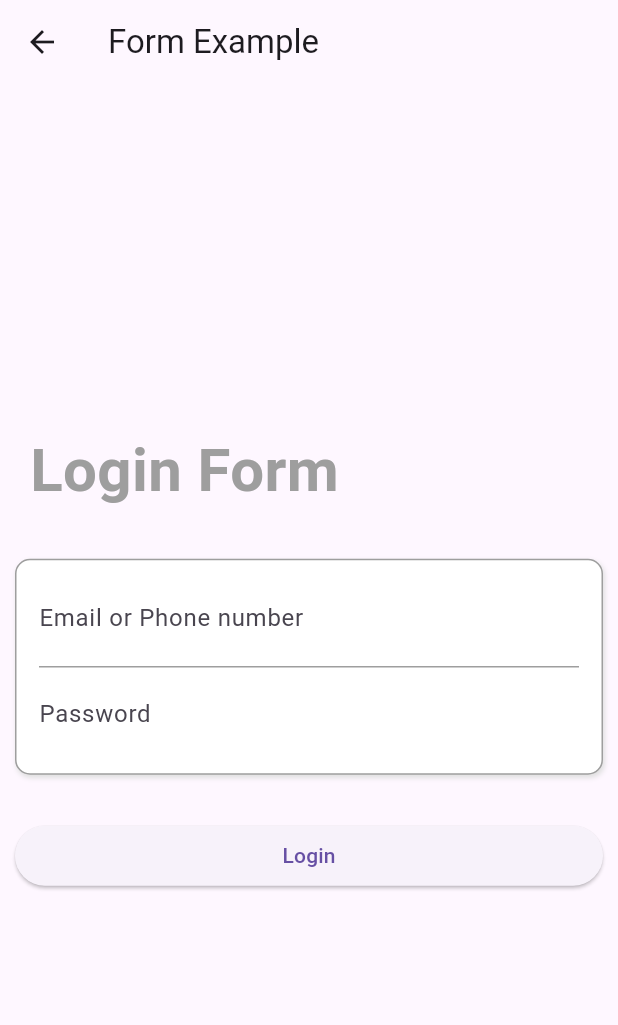
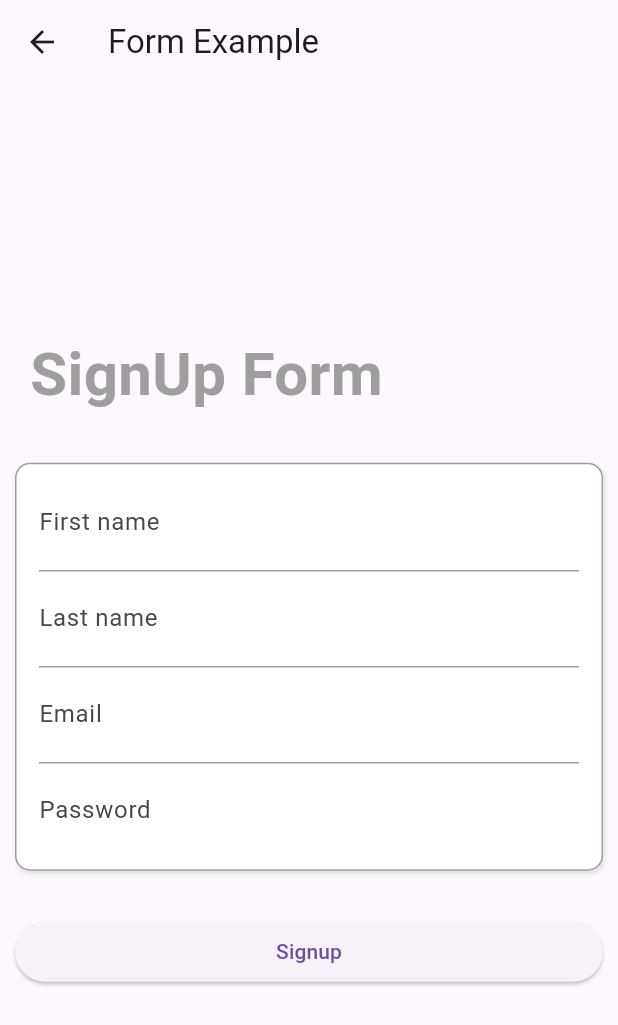
Before and after one commit to mayanksalvi-student/flutter-series, a Flutter app: the FormExample screen opened directly, on a phone screen of 412 x 824 dp. Shown: the top 1025 px of the screen. Run offline on Flutter 3.47's test engine with Material 3 defaults, Android fonts, the phone set to English and light mode, and no system bars.

Commit message:
add more widget

```diff
--- /dev/null
+++ b/Widgets/first_project/lib/Widgets/22_form.dart
@@ -0,0 +1,157 @@
+import 'package:flutter/material.dart';
+
+class FormExample extends StatefulWidget {
+  const FormExample({super.key});
+
+  @override
+  State<FormExample> createState() => _FormExampleState();
+}
+
+class _FormExampleState extends State<FormExample> {
+  trySubmit() {
+    final isValid = _formkey.currentState!.validate();
+    if (isValid) {
+      _formkey.currentState!.save();
+      print(firstName);
+      print(lastname);
+      print(email);
+      print(password);
+    } else {
+      print('Error');
+    }
+  }
+
+  final GlobalKey<FormState> _formkey = GlobalKey<FormState>();
+  String firstName = '';
+  String lastname = '';
+  String email = '';
+  String password = '';
+  @override
+  Widget build(BuildContext context) {
+    return Scaffold(
+      appBar: AppBar(title: const Text('Form Example')),
+      body: Form(
+        key: _formkey,
+        child: Container(
+          margin: const EdgeInsets.symmetric(vertical: 10, horizontal: 10),
+          child: Column(
+            mainAxisAlignment: MainAxisAlignment.center,
+            crossAxisAlignment: CrossAxisAlignment.start,
+            children: [
+              Container(
+                  margin:
+                      const EdgeInsets.symmetric(vertical: 30, horizontal: 10),
+                  child: const Text(
+                    'SignUp Form',
+                    style: TextStyle(
+                      color: Colors.grey,
+                      fontSize: 40,
+                      fontWeight: FontWeight.bold,
+                    ),
+                  )),
+              Container(
+                decoration: BoxDecoration(
+                    border: Border.all(color: Colors.grey),
+                    borderRadius: BorderRadius.circular(10),
+                    color: Colors.white,
+                    boxShadow: [
+                      BoxShadow(
+                          offset: Offset(1, 2),
+                          blurRadius: 2,
+                          color: Colors.grey.shade300)
+                    ]),
+                child: Container(
+                  margin: const EdgeInsets.all(15),
+                  child: Column(
+                    children: [
+                      TextFormField(
+                        decoration: const InputDecoration(
+                          border: InputBorder.none,
+                          hintText: 'First name',
+                        ),
+                        validator: (value) {
+                          if (value.toString().isEmpty) {
+                            return 'Email is required';
+                          } else {
+                            return null;
+                          }
+                        },
+                        onSaved: (newValue) {
+                          firstName = newValue.toString();
+                        },
+                      ),
+                      const Divider(color: Colors.grey),
+                      TextFormField(
+                        decoration: const InputDecoration(
+                          border: InputBorder.none,
+                          hintText: 'Last name',
+                        ),
+                        validator: (value) {
+                          if (value.toString().isEmpty) {
+                            return 'Last name is required';
+                          } else {
+                            return null;
+                          }
+                        },
+                        onSaved: (newValue) {
+                          lastname = newValue.toString();
+                        },
+                      ),
+                      const Divider(color: Colors.grey),
+                      TextFormField(
+                        decoration: const InputDecoration(
+                          border: InputBorder.none,
+                          hintText: 'Email',
+                        ),
+                        validator: (value) {
+                          if (value.toString().isEmpty) {
+                            return 'Email is required';
+                          } else if (!(value.toString().contains('@'))) {
+                            return 'Enter valid email';
+                          } else {
+                            return null;
+                          }
+                        },
+                        onSaved: (newValue) {
+                          email = newValue.toString();
+                        },
+                      ),
+                      const Divider(color: Colors.grey),
+                      TextFormField(
+                        obscureText: true,
+                        decoration: const InputDecoration(
+                          border: InputBorder.none,
+                          hintText: 'Password',
+                        ),
+                        validator: (value) {
+                          if (value.toString().isEmpty) {
+                            return 'Password is required';
+                          } else {
+                            return null;
+                          }
+                        },
+                        onSaved: (newValue) {
+                          password = newValue.toString();
+                        },
+                      ),
+                    ],
+                  ),
+                ),
+              ),
+              Container(
+                margin: const EdgeInsets.symmetric(vertical: 30),
+                width: double.infinity,
+                child: ElevatedButton(
+                  onPressed: () {
+                    trySubmit();
+                  },
+                  child: const Text('Signup'),
+                ),
+              )
+            ],
+          ),
+        ),
+      ),
+    );
+  }
+}
--- a/Widgets/first_project/lib/Widgets/_form.dart
+++ /dev/null
@@ -1,80 +0,0 @@
-import 'package:flutter/material.dart';
-
-class FormExample extends StatefulWidget {
-  const FormExample({super.key});
-
-  @override
-  State<FormExample> createState() => _FormExampleState();
-}
-
-class _FormExampleState extends State<FormExample> {
-  @override
-  Widget build(BuildContext context) {
-    return Scaffold(
-      appBar: AppBar(title: const Text('Form Example')),
-      body: Form(
-        child: Container(
-          margin: const EdgeInsets.symmetric(vertical: 10, horizontal: 10),
-          child: Column(
-            mainAxisAlignment: MainAxisAlignment.center,
-            crossAxisAlignment: CrossAxisAlignment.start,
-            children: [
-              Container(
-                  margin:
-                      const EdgeInsets.symmetric(vertical: 30, horizontal: 10),
-                  child: const Text(
-                    'Login Form',
-                    style: TextStyle(
-                      color: Colors.grey,
-                      fontSize: 40,
-                      fontWeight: FontWeight.bold,
-                    ),
-                  )),
-              Container(
-                decoration: BoxDecoration(
-                    border: Border.all(color: Colors.grey),
-                    borderRadius: BorderRadius.circular(10),
-                    color: Colors.white,
-                    boxShadow: [
-                      BoxShadow(
-                          offset: Offset(1, 2),
-                          blurRadius: 2,
-                          color: Colors.grey.shade300)
-                    ]),
-                child: Container(
-                  margin: const EdgeInsets.all(15),
-                  child: Column(
-                    children: [
-                      TextFormField(
-                        decoration: const InputDecoration(
-                          border: InputBorder.none,
-                          hintText: 'Email or Phone number',
-                        ),
-                      ),
-                      const Divider(color: Colors.grey),
-                      TextFormField(
-                        obscureText: true,
-                        decoration: const InputDecoration(
-                          border: InputBorder.none,
-                          hintText: 'Password',
-                        ),
-                      ),
-                    ],
-                  ),
-                ),
-              ),
-              Container(
-                margin: const EdgeInsets.symmetric(vertical: 30),
-                width: double.infinity,
-                child: ElevatedButton(
-                  onPressed: () {},
-                  child: const Text('Login'),
-                ),
-              )
-            ],
-          ),
-        ),
-      ),
-    );
-  }
-}
--- a/Widgets/first_project/lib/main.dart
+++ b/Widgets/first_project/lib/main.dart
@@ -10,7 +10,7 @@
 import 'package:first_project/Widgets/19_bottom_navigation_bar_with_pageview.dart';
 import 'package:first_project/Widgets/20_dropdown_list.dart';
 import 'package:first_project/Widgets/21_ailgn.dart';
-import 'package:first_project/Widgets/_form.dart';
+import 'package:first_project/Widgets/22_form.dart';
 import 'package:first_project/Widgets/9_list_view.dart';
 import 'package:first_project/Widgets/8_card_and_list_tile.dart';
 import 'package:first_project/Widgets/7_buttons.dart';
@@ -60,6 +60,7 @@
     'BottomNavWithPageView Example': const BottomNavWithPageView(),
     'DropDownList': const DropdownMenuExample(),
     'AlignWidgetExample': const AlignWidgetExample(),
+    'FormExample': const FormExample(),
   };
 
   late List<String> keys;
```
Also changed, not shown: Widgets/first_project/lib/Widgets/21_ailgn.dart (+7 -9 lines).
